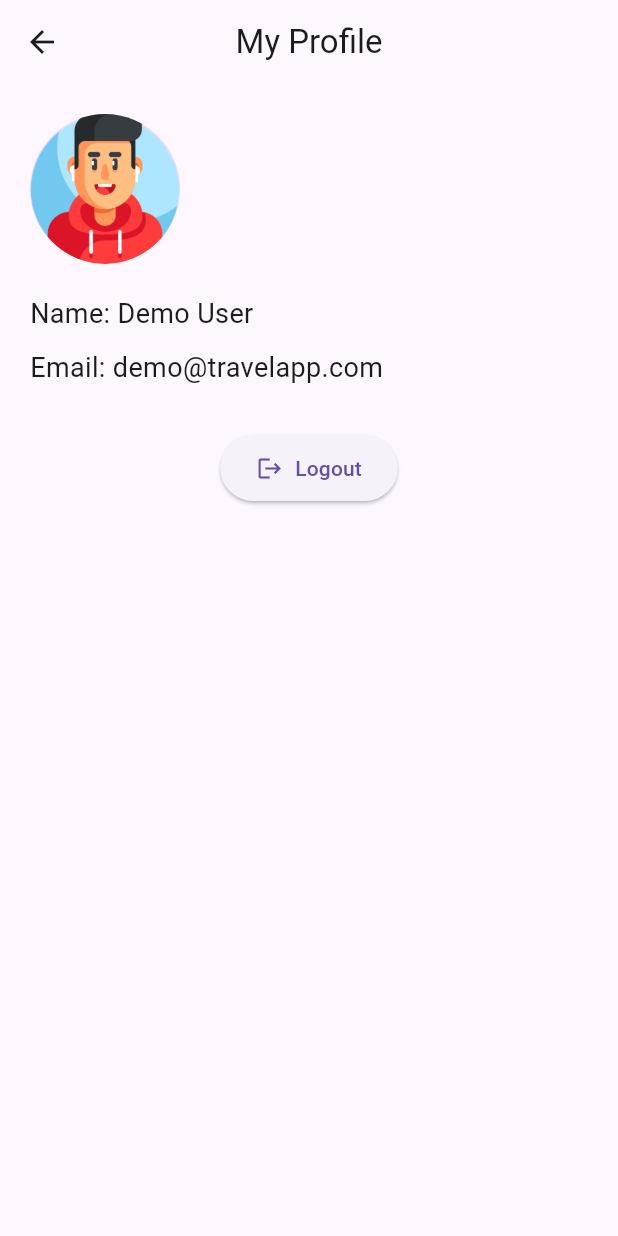
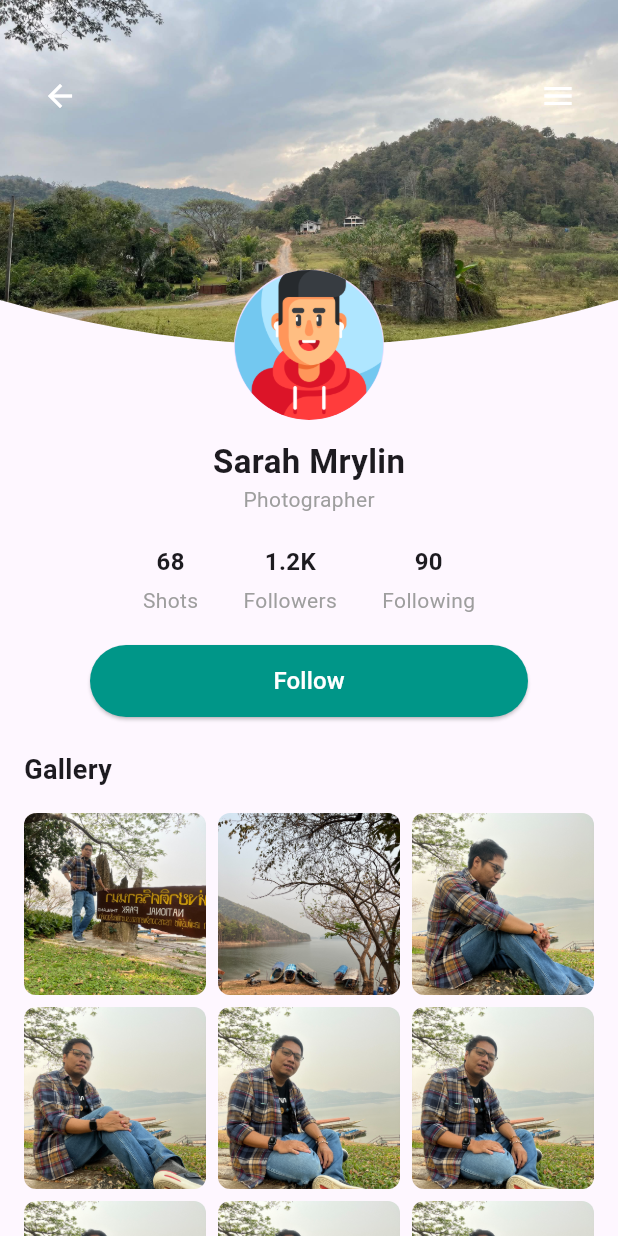
Before and after one commit to haniscreator/NomadNorthTravel, a Flutter app: the ProfileScreen screen opened directly, on a phone screen of 412 x 824 dp. Run offline on Flutter 3.47's test engine with Material 3 defaults, Android fonts, the light colour scheme and no system bars; our stand-ins replace flutter_bloc, iconsax, shared_preferences, smooth_page_indicator; accounts and stored records are empty; network calls fail.

Commit message:
profile page finished

```diff
--- /dev/null
+++ b/lib/pages/profile_screen.dart
@@ -0,0 +1,196 @@
+import 'package:flutter/material.dart';
+
+class ProfileScreen extends StatelessWidget {
+  const ProfileScreen({super.key});
+
+  @override
+  Widget build(BuildContext context) {
+    return Scaffold(
+      body: CustomScrollView(
+        slivers: [
+          // Curved background and header
+          SliverToBoxAdapter(
+            child: Stack(
+              clipBehavior: Clip.none,
+              children: [
+                ClipPath(
+                  clipper: CurveClipper(),
+                  child: Container(
+                    height: 260,
+                    decoration: const BoxDecoration(
+                      image: DecorationImage(
+                        image: AssetImage('assets/images/profile_bg.jpg'),
+                        fit: BoxFit.cover,
+                      ),
+                    ),
+                  ),
+                ),
+                Positioned(
+                  top: 40,
+                  left: 16,
+                  child: IconButton(
+                    icon: const Icon(Icons.arrow_back, color: Colors.white),
+                    onPressed: () => Navigator.pop(context),
+                  ),
+                ),
+                Positioned(
+                  top: 40,
+                  right: 16,
+                  child: IconButton(
+                    icon: const Icon(Icons.menu, color: Colors.white),
+                    onPressed: () {},
+                  ),
+                ),
+                Positioned(
+                  top: 180,
+                  left: 0,
+                  right: 0,
+                  child: Column(
+                    children: [
+                      const CircleAvatar(
+                        radius: 50,
+                        backgroundImage: AssetImage('assets/images/avatar.png'),
+                      ),
+                      const SizedBox(height: 12),
+                      const Text(
+                        'Sarah Mrylin',
+                        style: TextStyle(fontSize: 22, fontWeight: FontWeight.bold),
+                      ),
+                      const Text(
+                        'Photographer',
+                        style: TextStyle(color: Colors.grey),
+                      ),
+                      const SizedBox(height: 20),
+                      Row(
+                        mainAxisAlignment: MainAxisAlignment.center,
+                        children: const [
+                          _StatItem(label: 'Shots', value: '68'),
+                          SizedBox(width: 30),
+                          _StatItem(label: 'Followers', value: '1.2K'),
+                          SizedBox(width: 30),
+                          _StatItem(label: 'Following', value: '90'),
+                        ],
+                      ),
+                      const SizedBox(height: 20),
+                      Padding(
+                        padding: const EdgeInsets.symmetric(horizontal: 60),
+                        child: SizedBox(
+                          width: double.infinity,
+                          height: 48,
+                          child: ElevatedButton(
+                            onPressed: () {
+                              // Add follow logic here
+                            },
+                            style: ElevatedButton.styleFrom(
+                              backgroundColor: Colors.teal,
+                              shape: RoundedRectangleBorder(
+                                borderRadius: BorderRadius.circular(30),
+                              ),
+                            ),
+                            child: const Text(
+                              'Follow',
+                              style: TextStyle(fontSize: 16, color: Colors.white),
+                            ),
+                          ),
+                        ),
+                      ),
+                      const SizedBox(height: 40),
+                    ],
+                  ),
+                ),
+              ],
+            ),
+          ),
+
+          // Gallery section title
+          SliverPadding(
+            padding: const EdgeInsets.fromLTRB(16, 240, 16, 0), // push content below avatar area
+            sliver: SliverList(
+              delegate: SliverChildListDelegate([
+                const Text(
+                  "Gallery",
+                  style: TextStyle(fontSize: 18, fontWeight: FontWeight.bold),
+                ),
+                const SizedBox(height: 16),
+              ]),
+            ),
+          ),
+
+          // Gallery image grid
+          SliverPadding(
+            padding: const EdgeInsets.symmetric(horizontal: 16),
+            sliver: SliverGrid(
+              gridDelegate: const SliverGridDelegateWithFixedCrossAxisCount(
+                crossAxisCount: 3,
+                crossAxisSpacing: 8,
+                mainAxisSpacing: 8,
+                childAspectRatio: 1,
+              ),
+              delegate: SliverChildBuilderDelegate(
+                (context, index) {
+                  return ClipRRect(
+                    borderRadius: BorderRadius.circular(8),
+                    child: Image.asset(
+                      'assets/images/gallery_${index + 1}.JPG',
+                      fit: BoxFit.cover,
+                    ),
+                  );
+                },
+                childCount: 9,
+              ),
+            ),
+          ),
+
+          // Bottom padding
+          const SliverToBoxAdapter(
+            child: SizedBox(height: 60),
+          ),
+        ],
+      ),
+    );
+  }
+}
+
+class _StatItem extends StatelessWidget {
+  final String label;
+  final String value;
+
+  const _StatItem({required this.label, required this.value});
+
+  @override
+  Widget build(BuildContext context) {
+    return Column(
+      children: [
+        Text(
+          value,
+          style: const TextStyle(fontWeight: FontWeight.bold, fontSize: 16),
+        ),
+        const SizedBox(height: 4),
+        Text(
+          label,
+          style: const TextStyle(color: Colors.grey),
+        ),
+      ],
+    );
+  }
+}
+
+class CurveClipper extends CustomClipper<Path> {
+  @override
+  Path getClip(Size size) {
+    final path = Path();
+    path.lineTo(0, size.height - 60);
+    path.quadraticBezierTo(
+      size.width / 2,
+      size.height,
+      size.width,
+      size.height - 60,
+    );
+    path.lineTo(size.width, 0);
+    path.close();
+    return path;
+  }
+
+  @override
+  bool shouldReclip(CustomClipper<Path> oldClipper) => false;
+}
--- a/lib/screens/profile/profile_screen.dart
+++ /dev/null
@@ -1,53 +0,0 @@
-import 'package:flutter/material.dart';
-import 'package:flutter_bloc/flutter_bloc.dart';
-import 'package:travel_in_chiangmai/blocs/auth_cubit.dart';
-
-
-class ProfileScreen extends StatelessWidget {
-  const ProfileScreen({super.key});
-
-  @override
-  Widget build(BuildContext context) {
-    return Scaffold(
-      appBar: AppBar(
-        title: const Text('My Profile'),
-        centerTitle: true,
-      ),
-      body: Padding(
-        padding: const EdgeInsets.all(20),
-        child: Column(
-          crossAxisAlignment: CrossAxisAlignment.start,
-          children: [
-            const CircleAvatar(
-              radius: 50,
-              backgroundImage: AssetImage('assets/images/avatar.png'),
-            ),
-            const SizedBox(height: 20),
-            const Text(
-              'Name: Demo User',
-              style: TextStyle(fontSize: 18),
-            ),
-            const SizedBox(height: 10),
-            const Text(
-              'Email: demo@travelapp.com',
-              style: TextStyle(fontSize: 18),
-            ),
-            const SizedBox(height: 30),
-            Center(
-              child: ElevatedButton.icon(
-                onPressed: () {
-                  context.read<AuthCubit>().logout();
-                },
-                icon: const Icon(Icons.logout),
-                label: const Text("Logout"),
-                style: ElevatedButton.styleFrom(
-                  padding: const EdgeInsets.symmetric(horizontal: 24, vertical: 12),
-                ),
-              ),
-            ),
-          ],
-        ),
-      ),
-    );
-  }
-}
--- a/lib/widgets/main_nav.dart
+++ b/lib/widgets/main_nav.dart
@@ -1,10 +1,11 @@
 // main_nav.dart
 
 import 'package:flutter/material.dart';
+import 'package:travel_in_chiangmai/pages/profile_screen.dart';
 import 'package:travel_in_chiangmai/screens/home/home_screen.dart';
 import 'package:travel_in_chiangmai/screens/package/travel_package_screen.dart';
 //import 'package:travel_in_chiangmai/screens/home/home_screen.dart';
-import 'package:travel_in_chiangmai/screens/profile/profile_screen.dart';
+
 //import 'package:travel_in_chiangmai/screens/package/travel_package_screen.dart';
 
 class MainNav extends StatefulWidget {
```
Also changed, not shown: assets/images/gallery_1.JPG (added), assets/images/gallery_2.JPG (added), assets/images/gallery_3.JPG (added), assets/images/gallery_4.JPG (added), assets/images/gallery_5.JPG (added), assets/images/gallery_6.JPG (added), assets/images/gallery_7.JPG (added), assets/images/gallery_8.JPG (added), assets/images/gallery_9.JPG (added), assets/images/profile_bg.jpg (added).
